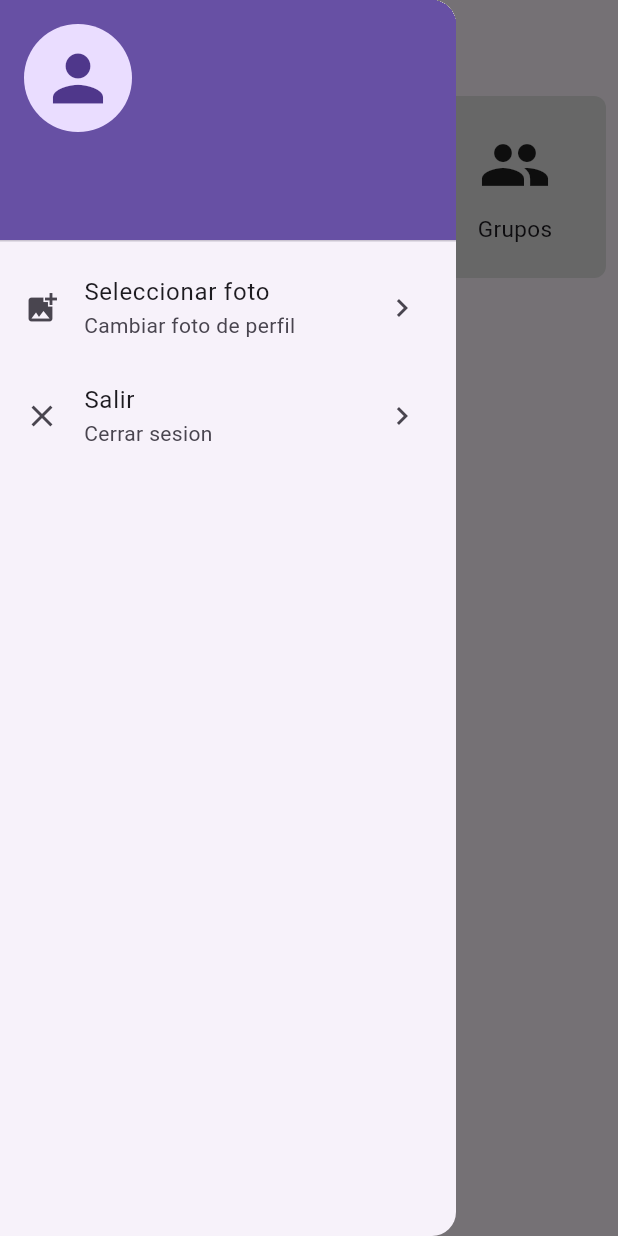
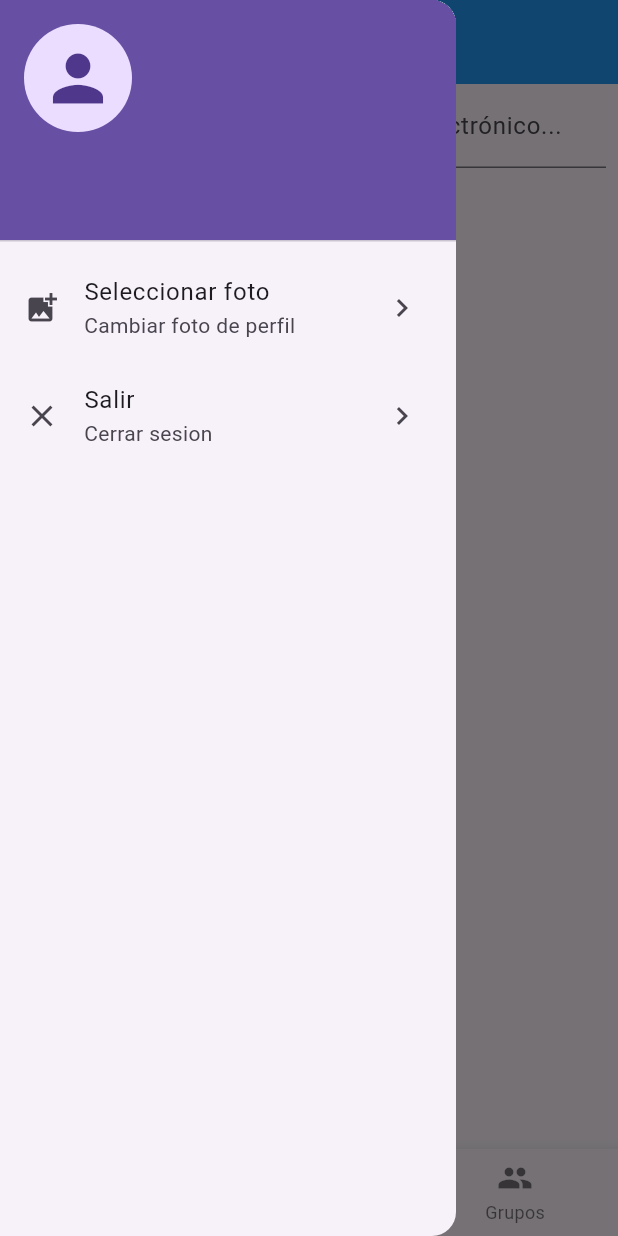
Before and after one commit to oscarxjauregui/tarea7, a Flutter app: the HomeScreen screen opened directly with empty values, with the side drawer open, on a phone screen of 412 x 824 dp. Run offline on Flutter 3.47's test engine with Material 3 defaults, Android fonts, the phone set to English and light mode, and no system bars; our stand-ins replace cloud_firestore, firebase_auth, firebase_core, firebase_storage, flutter_signin_button, image_picker; accounts and stored records are empty; network calls fail.

Commit message:
modificaciones bonitas

```diff
--- a/lib/screens/home_screen.dart
+++ b/lib/screens/home_screen.dart
@@ -2,6 +2,7 @@ import 'package:cloud_firestore/cloud_firestore.dart';
 import 'package:firebase_storage/firebase_storage.dart';
 import 'package:flutter/material.dart';
 import 'package:tarea7/screens/groups_screen.dart';
+import 'package:tarea7/screens/message_list_screen.dart';
 import 'package:tarea7/screens/select_avatar_screen.dart';
 import 'package:tarea7/screens/users_screen.dart';
 
@@ -19,9 +20,7 @@ class _HomeScreenState extends State<HomeScreen> {
   String? userEmail;
   String? avatarUrl;
   String? userId;
-  TextEditingController _searchController = TextEditingController();
-  bool _isSearching = false;
-  List<String> _searchResults = [];
+  int _selectedIndex = 0;
 
   @override
   void initState() {
@@ -67,20 +66,8 @@ class _HomeScreenState extends State<HomeScreen> {
   Widget build(BuildContext context) {
     return Scaffold(
       appBar: AppBar(
-        title: Text('Inicio'),
-        actions: [
-          // IconButton(
-          //   icon: Icon(Icons.search),
-          //   onPressed: () {
-          //     Navigator.push(
-          //       context,
-          //       MaterialPageRoute(
-          //         builder: (context) => UsersScreen(),
-          //       ),
-          //     );
-          //   },
-          // ),
-        ],
+        title: Text(_getAppBarTitle(_selectedIndex)),
+        backgroundColor: Colors.blue,
       ),
       drawer: Drawer(
         child: ListView(
@@ -126,75 +113,48 @@ class _HomeScreenState extends State<HomeScreen> {
           ],
         ),
       ),
-      body: Column(
-        children: [
-          GridView.count(
-            crossAxisCount: 3,
-            shrinkWrap: true,
-            childAspectRatio: 1.0,
-            children: [
-              _buildIconBox(Icons.search, 'Buscar Usuarios', () {
-                Navigator.push(
-                  context,
-                  MaterialPageRoute(
-                    builder: (context) => UsersScreen(),
-                  ),
-                );
-              }),
-              _buildIconBox(Icons.message, 'Mensajes', () {
-                Navigator.push(
-                  context,
-                  MaterialPageRoute(
-                    builder: (context) => UsersScreen(),
-                  ),
-                );
-              }),
-              _buildIconBox(Icons.group, 'Grupos', () {
-                Navigator.push(
-                  context,
-                  MaterialPageRoute(
-                    builder: (context) => GroupsScreen(
-                      userId: userId ?? '',
-                    ),
-                  ),
-                );
-              }),
-            ],
+      body: _screens[_selectedIndex],
+      bottomNavigationBar: BottomNavigationBar(
+        currentIndex: _selectedIndex,
+        onTap: (index) {
+          setState(() {
+            _selectedIndex = index;
+          });
+        },
+        items: [
+          BottomNavigationBarItem(
+            icon: Icon(Icons.search),
+            label: 'Buscar Usuarios',
+          ),
+          BottomNavigationBarItem(
+            icon: Icon(Icons.message),
+            label: 'Mensajes',
+          ),
+          BottomNavigationBarItem(
+            icon: Icon(Icons.group),
+            label: 'Grupos',
           ),
         ],
       ),
     );
   }
 
-  Widget _buildIconBox(IconData icon, String text, VoidCallback onTap) {
-    return GestureDetector(
-      onTap: onTap,
-      child: Padding(
-        padding:
-            const EdgeInsets.all(8.0), // Agrega espacio alrededor del cuadro
-        child: Container(
-          decoration: BoxDecoration(
-            color: Colors.grey[300], // Gris claro
-            borderRadius: BorderRadius.circular(8.0),
-          ),
-          child: Column(
-            mainAxisAlignment: MainAxisAlignment.center,
-            children: [
-              Icon(
-                icon,
-                size: 48.0,
-              ),
-              SizedBox(height: 8.0),
-              Text(
-                text,
-                style: TextStyle(
-                  fontSize: 15.0,
-                ),
-              ),
-            ],
-          ),
-        ),
-      ),
-    );
+  final List<Widget> _screens = [
+    UsersScreen(),
+    MessageListScreen(),
+    GroupsScreen(userId: ''),
+  ];
+
+  String _getAppBarTitle(int index) {
+    switch (index) {
+      case 0:
+        return 'Buscar Usuarios';
+      case 1:
+        return 'Mensajes';
+      case 2:
+        return 'Grupos';
+      default:
+        return 'Inicio';
+    }
   }
 }
```
Also changed, not shown: lib/screens/groups_screen.dart (+6 -11 lines), lib/screens/message_list_screen.dart (added, +15 -0 lines), lib/screens/message_screen.dart (added, +95 -0 lines), lib/screens/users_screen.dart (+10 -7 lines).
